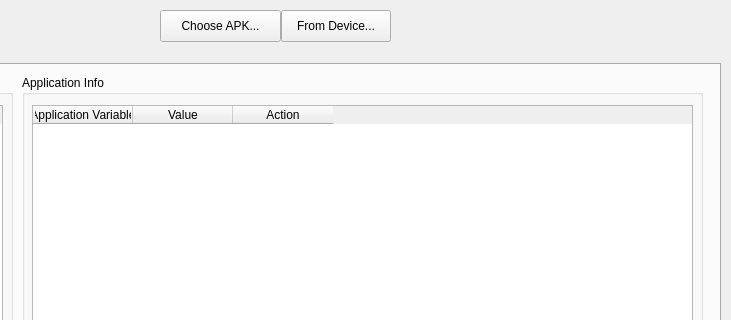
The window that qt/droidsec.ui (DarioI/ARES) describes before a commit, drawn with Qt 5; both pictures show x 519 to 1250 and y 0 to 320 of the 1250 by 750 pixel window.
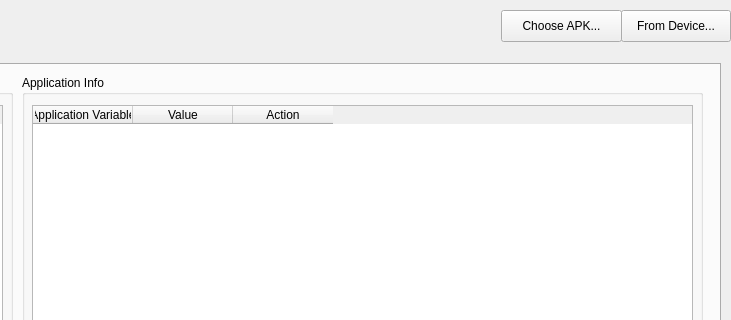
The same window after the commit.

Commit message: disable loading buttons after loading apk

The edit to the form file:
```diff
--- a/qt/droidsec.ui
+++ b/qt/droidsec.ui
@@ -50,7 +50,7 @@
    <widget class="QPushButton" name="chooseAPKBtn">
     <property name="geometry">
      <rect>
-      <x>679</x>
+      <x>1020</x>
       <y>10</y>
       <width>121</width>
       <height>32</height>
@@ -258,7 +258,7 @@
    <widget class="QPushButton" name="btnFromDevice">
     <property name="geometry">
      <rect>
-      <x>800</x>
+      <x>1140</x>
       <y>10</y>
       <width>110</width>
       <height>32</height>
```
The commit also changes 2 other files.
